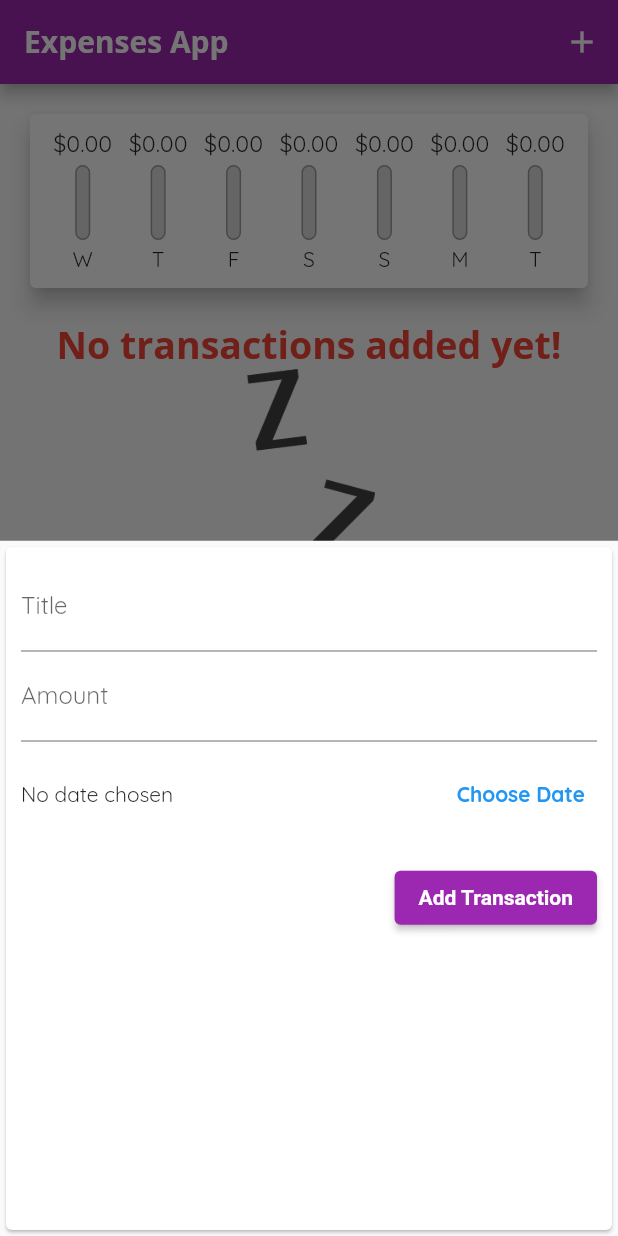
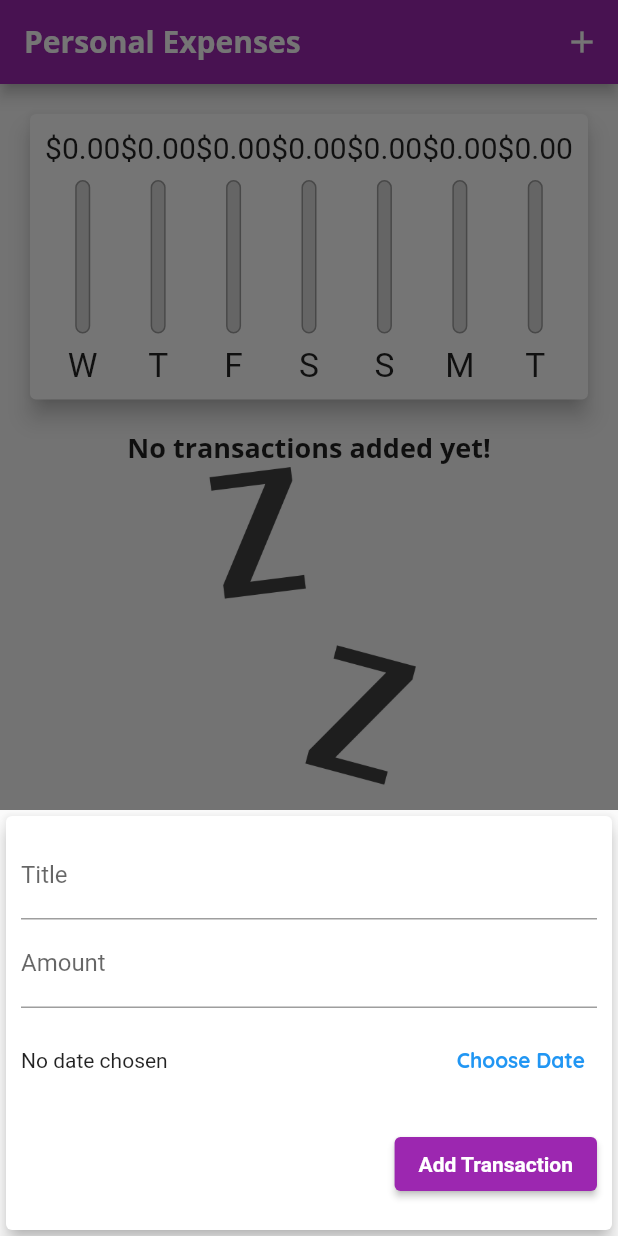
Before and after one commit to rkhaskin/flutter_expense_app, a Flutter app: the screen it shows after launch, after a tap on the "add" icon, on a phone screen of 412 x 824 dp. Run offline on Flutter 3.47's test engine with Material 2 defaults, Android fonts, the phone set to English and light mode, and no system bars.

Commit message:
almost finished4

```diff
--- a/lib/main.dart
+++ b/lib/main.dart
@@ -1,60 +1,112 @@
-// ignore_for_file: avoid_print
+import 'package:flutter/material.dart';
+// import 'package:flutter/services.dart';
 
-import 'package:flutter/material.dart';
 import './widgets/new_transaction.dart';
+import './widgets/transaction_list.dart';
 import './widgets/chart.dart';
-import './widgets/transaction_list.dart';
 import './models/transaction.dart';
 
 void main() {
+  // SystemChrome.setPreferredOrientations([
+  //   DeviceOrientation.portraitUp,
+  //   DeviceOrientation.portraitUp,
+  // ]);
   runApp(const MyApp());
 }
 
-class MyApp extends StatefulWidget {
+class MyApp extends StatelessWidget {
   const MyApp({Key? key}) : super(key: key);
 
   @override
-  State<MyApp> createState() => _MyAppState();
+  Widget build(BuildContext context) {
+    return MaterialApp(
+      title: 'Personal Expenses',
+      theme: ThemeData(
+          fontFamily: 'Quicksand',
+          textTheme: ThemeData.light().textTheme.copyWith(
+                headline6: const TextStyle(
+                  fontFamily: 'OpenSans',
+                  fontWeight: FontWeight.bold,
+                  fontSize: 18,
+                ),
+                button: const TextStyle(color: Colors.white),
+              ),
+          appBarTheme: AppBarTheme(
+            toolbarTextStyle: ThemeData.light()
+                .textTheme
+                .copyWith(
+                  headline6: const TextStyle(
+                    fontFamily: 'OpenSans',
+                    fontSize: 20,
+                    fontWeight: FontWeight.bold,
+                  ),
+                )
+                .bodyText2,
+            titleTextStyle: ThemeData.light()
+                .textTheme
+                .copyWith(
+                  headline6: const TextStyle(
+                    fontFamily: 'OpenSans',
+                    fontSize: 20,
+                    fontWeight: FontWeight.bold,
+                  ),
+                )
+                .headline6,
+          ),
+          colorScheme: ColorScheme.fromSwatch(primarySwatch: Colors.purple)
+              .copyWith(secondary: Colors.amber)),
+      home: const MyHomePage(),
+    );
+  }
 }
 
-class _MyAppState extends State<MyApp> {
+class MyHomePage extends StatefulWidget {
+  const MyHomePage({Key? key}) : super(key: key);
+
+  // String titleInput;
+  // String amountInput;
+  @override
+  _MyHomePageState createState() => _MyHomePageState();
+}
+
+class _MyHomePageState extends State<MyHomePage> {
   final List<Transaction> _userTransactions = [
     // Transaction(
     //   id: 't1',
-    //   title: 'New Book',
-    //   amount: 35.99,
-    //   date: DateTime.now().subtract(const Duration(days: 3)),
+    //   title: 'New Shoes',
+    //   amount: 69.99,
+    //   date: DateTime.now(),
     // ),
     // Transaction(
     //   id: 't2',
-    //   title: 'Bread',
-    //   amount: 16.99,
+    //   title: 'Weekly Groceries',
+    //   amount: 16.53,
     //   date: DateTime.now(),
-    // )
+    // ),
   ];
+  bool _showChart = false;
 
   List<Transaction> get _recentTransactions {
-    DateTime back7days = DateTime.now().subtract(const Duration(days: 7));
     return _userTransactions.where((tx) {
-      return tx.date.isAfter(back7days);
+      return tx.date.isAfter(
+        DateTime.now().subtract(
+          const Duration(days: 7),
+        ),
+      );
     }).toList();
   }
 
-  void _addNewTransaction(String title, double amount, DateTime selectedDate) {
+  void _addNewTransaction(
+      String txTitle, double txAmount, DateTime chosenDate) {
     final newTx = Transaction(
-      title: title,
-      amount: amount,
-      date: selectedDate,
+      title: txTitle,
+      amount: txAmount,
+      date: chosenDate,
       id: DateTime.now().toString(),
     );
+
     setState(() {
       _userTransactions.add(newTx);
-    });
-  }
-
-  void _deleteTransaction(String id) {
-    setState(() {
-      _userTransactions.removeWhere((tx) => tx.id == id);
     });
   }
 
@@ -67,68 +119,86 @@ class _MyAppState extends State<MyApp> {
           child: NewTransaction(_addNewTransaction),
           behavior: HitTestBehavior.opaque,
         );
+      },
+    );
+  }
+
+  void _deleteTransaction(String id) {
+    setState(() {
+      _userTransactions.removeWhere((tx) => tx.id == id);
     });
   }
 
   @override
   Widget build(BuildContext context) {
-    return MaterialApp(
-      title: 'Flutter Demo',
-      theme: ThemeData(
-        colorScheme: ColorScheme.fromSwatch(primarySwatch: Colors.purple)
-            .copyWith(secondary: Colors.amber),
-        fontFamily: 'Quicksand',
-        textTheme: const TextTheme(
-          headline6: TextStyle(
-            fontFamily: 'OpenSans',
-            fontSize: 25,
-            fontWeight: FontWeight.bold,
-            color: Colors.red,
+    final isLandscape =
+        MediaQuery.of(context).orientation == Orientation.landscape;
+    final appBar = AppBar(
+      title: const Text(
+        'Personal Expenses',
       ),
-          button: TextStyle(
-            color: Colors.white,
+      actions: <Widget>[
+        IconButton(
+          icon: const Icon(Icons.add),
+          onPressed: () => _startAddNewTransaction(context),
+        ),
+      ],
+    );
+    final txListWidget = SizedBox(
+      height: (MediaQuery.of(context).size.height -
+              appBar.preferredSize.height -
+              MediaQuery.of(context).padding.top) *
+          0.7,
+      child: TransactionList(_userTransactions, _deleteTransaction),
+    );
+    return Scaffold(
+      appBar: appBar,
+      body: SingleChildScrollView(
+        child: Column(
+          // mainAxisAlignment: MainAxisAlignment.start,
+          crossAxisAlignment: CrossAxisAlignment.stretch,
+          children: <Widget>[
+            if (isLandscape)
+              Row(
+                mainAxisAlignment: MainAxisAlignment.center,
+                children: <Widget>[
+                  const Text('Show Chart'),
+                  Switch(
+                    value: _showChart,
+                    onChanged: (val) {
+                      setState(() {
+                        _showChart = val;
+                      });
+                    },
+                  ),
+                ],
+              ),
+            if (!isLandscape)
+              SizedBox(
+                height: (MediaQuery.of(context).size.height -
+                        appBar.preferredSize.height -
+                        MediaQuery.of(context).padding.top) *
+                    0.3,
+                child: Chart(_recentTransactions),
+              ),
+            if (!isLandscape) txListWidget,
+            if (isLandscape)
+              _showChart
+                  ? SizedBox(
+                      height: (MediaQuery.of(context).size.height -
+                              appBar.preferredSize.height -
+                              MediaQuery.of(context).padding.top) *
+                          0.7,
+                      child: Chart(_recentTransactions),
+                    )
+                  : txListWidget
+          ],
         ),
       ),
-        appBarTheme: AppBarTheme(
-          titleTextStyle: const TextTheme(
-            headline6: TextStyle(
-              fontFamily: 'OpenSans',
-              fontSize: 20,
-              fontWeight: FontWeight.bold,
-              color: Colors.white,
-            ),
-          ).headline6,
-        ),
-      ),
-      home: Scaffold(
-        appBar: AppBar(
-          title: const Text(
-            'Expenses App',
-          ),
-          actions: [
-            Builder(builder: (context) {
-              return IconButton(
-                onPressed: () => _startAddNewTransaction(context),
-                icon: const Icon(Icons.add),
-              );
-            })
-          ],
-        ),
-        body: Column(
-          mainAxisAlignment: MainAxisAlignment.start,
-          crossAxisAlignment: CrossAxisAlignment.stretch,
-          children: [
-            Chart(_recentTransactions),
-            TransactionList(_userTransactions, _deleteTransaction),
-          ],
-        ),
-        floatingActionButton: Builder(builder: (context) {
-          return FloatingActionButton(
+      floatingActionButtonLocation: FloatingActionButtonLocation.centerFloat,
+      floatingActionButton: FloatingActionButton(
         child: const Icon(Icons.add),
         onPressed: () => _startAddNewTransaction(context),
-          );
-        }),
-        floatingActionButtonLocation: FloatingActionButtonLocation.centerFloat,
       ),
     );
   }
--- a/lib/widgets/chart_bar.dart
+++ b/lib/widgets/chart_bar.dart
@@ -11,19 +11,20 @@ class ChartBar extends StatelessWidget {
 
   @override
   Widget build(BuildContext context) {
-    print('$label $spendingAmount $spendingPctOfTotal');
+    return LayoutBuilder(
+      builder: (context, constraints) {
         return Column(
           children: [
-        Container(
-          height: 20,
-          child:
-              FittedBox(child: Text('\$${spendingAmount.toStringAsFixed(2)}')),
-        ),
-        const SizedBox(
-          height: 4,
+            SizedBox(
+              height: constraints.maxHeight * .15,
+              child: FittedBox(
+                  child: Text('\$${spendingAmount.toStringAsFixed(2)}')),
             ),
             SizedBox(
-          height: 50,
+              height: constraints.maxHeight * .05,
+            ),
+            SizedBox(
+              height: constraints.maxHeight * .6,
               width: 10,
               child: Stack(children: [
                 Container(
@@ -41,9 +42,13 @@ class ChartBar extends StatelessWidget {
                     ))
               ]),
             ),
-        const SizedBox(height: 4),
-        Text(label),
+            SizedBox(height: constraints.maxHeight * 0.05),
+            SizedBox(
+                height: constraints.maxHeight * 0.15,
+                child: FittedBox(child: Text(label))),
           ],
+        );
+      },
     );
   }
 }
--- a/lib/widgets/new_transaction.dart
+++ b/lib/widgets/new_transaction.dart
@@ -44,9 +44,16 @@ class _NewTransactionState extends State<NewTransaction> {
 
   @override
   Widget build(BuildContext context) {
-    return Card(
+    return SingleChildScrollView(
+      child: Card(
+        elevation: 5,
         child: Container(
-        padding: const EdgeInsets.all(10),
+          padding: EdgeInsets.only(
+            top: 10,
+            left: 10,
+            right: 10,
+            bottom: MediaQuery.of(context).viewInsets.bottom + 10,
+          ),
           child: Column(
             crossAxisAlignment: CrossAxisAlignment.end,
             children: [
@@ -106,6 +113,7 @@ class _NewTransactionState extends State<NewTransaction> {
             ],
           ),
         ),
+      ),
     );
   }
 }
--- a/lib/widgets/transaction_list.dart
+++ b/lib/widgets/transaction_list.dart
@@ -1,4 +1,5 @@
 import 'package:flutter/material.dart';
+import 'package:flutter/rendering.dart';
 import 'package:intl/intl.dart';
 import '../models/transaction.dart';
 
@@ -11,23 +12,22 @@ class TransactionList extends StatelessWidget {
 
   @override
   Widget build(BuildContext context) {
-    return SizedBox(
-      height: 400,
-      child: transactionList.isEmpty
-          ? Column(children: [
+    return transactionList.isEmpty
+        ? LayoutBuilder(builder: (ctx, constraints) {
+            return Column(children: [
               Text('No transactions added yet!',
                   style: Theme.of(context).textTheme.headline6),
               SizedBox(
-                  height: 200,
+                  height: constraints.maxHeight * .6,
                   child: Image.asset('assets/images/waiting.png',
                       fit: BoxFit.cover)),
-            ])
+            ]);
+          })
         : ListView.builder(
             itemBuilder: (ctx, index) {
               return Card(
                 elevation: 5,
-                  margin:
-                      const EdgeInsets.symmetric(vertical: 8, horizontal: 5),
+                margin: const EdgeInsets.symmetric(vertical: 8, horizontal: 5),
                 child: ListTile(
                   leading: CircleAvatar(
                     radius: 30,
@@ -51,7 +51,6 @@ class TransactionList extends StatelessWidget {
               );
             },
             itemCount: transactionList.length,
-            ),
           );
   }
 }
```
Lines whose indentation alone changed are shown as unchanged.
